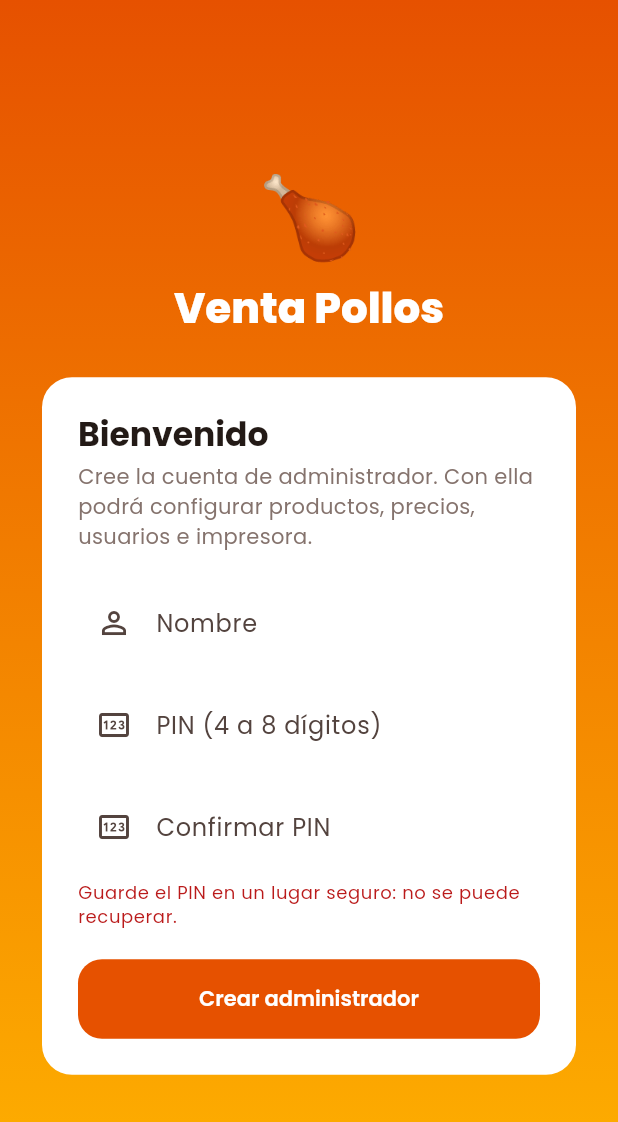
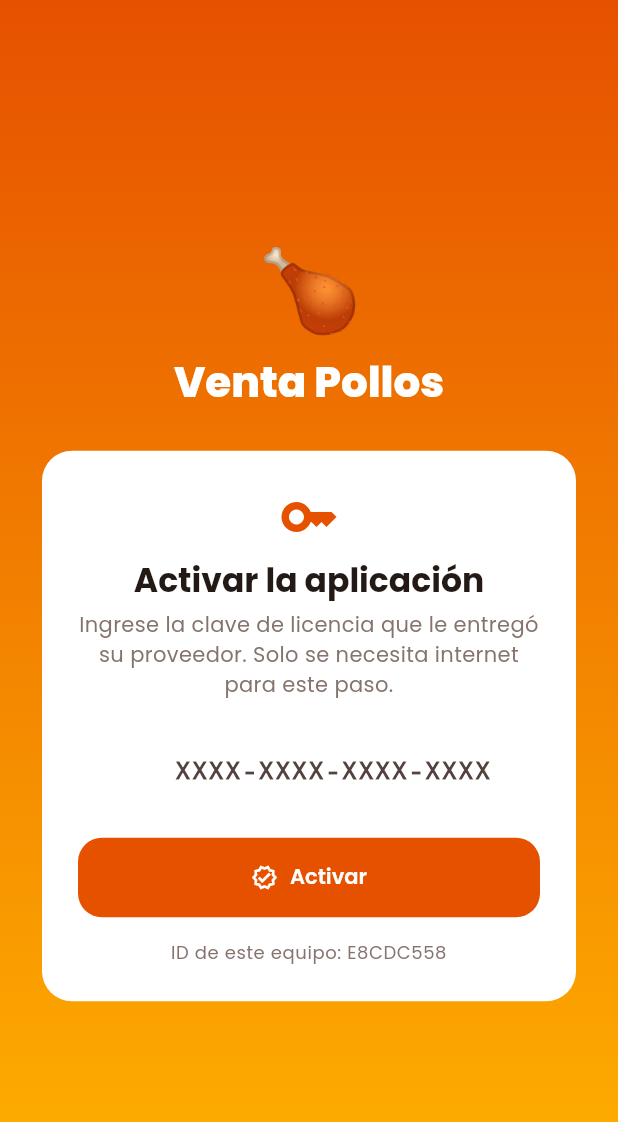
Before and after one commit to AngheloJM/VentaPollos, a Flutter app: the screen it shows after launch, on a phone screen of 412 x 824 dp. Shown: the top 1122 px of the screen. Run offline on Flutter 3.47's test engine with Material 3 defaults, Android fonts, the phone set to English and light mode, and no system bars; our stand-ins replace google_fonts, sqflite; missing offline and left inert: cryptography, esc_pos_utils_plus, print_bluetooth_thermal; accounts and stored records are empty.

Commit message:
Pedir licencia al iniciar y mostrar los días restantes de la beta

```diff
--- a/lib/main.dart
+++ b/lib/main.dart
@@ -11,7 +11,9 @@ import 'providers/auth_provider.dart';
 import 'providers/carrito_provider.dart';
 import 'providers/catalogo_provider.dart';
 import 'providers/impresora_provider.dart';
+import 'providers/licencia_provider.dart';
 import 'screens/auth/auth_gate.dart';
+import 'services/licencia/licencia_service.dart';
 
 Future<void> main() async {
   WidgetsFlutterBinding.ensureInitialized();
@@ -25,6 +27,10 @@ Future<void> main() async {
     MultiProvider(
       providers: [
         Provider.value(value: ventaRepo),
+        ChangeNotifierProvider(
+          create: (_) =>
+              LicenciaProvider(LicenciaService(configRepo))..cargar(),
+        ),
         ChangeNotifierProvider(
           create: (_) => AuthProvider(UsuarioRepository())..cargar(),
         ),
--- /dev/null
+++ b/lib/screens/auth/activacion_screen.dart
@@ -0,0 +1,151 @@
+import 'package:flutter/material.dart';
+import 'package:flutter/services.dart';
+import 'package:provider/provider.dart';
+
+import '../../providers/licencia_provider.dart';
+import '../../utils/formato.dart';
+import 'auth_gate.dart';
+
+/// Se muestra al primer inicio o cuando la licencia (beta) venció.
+class ActivacionScreen extends StatefulWidget {
+  const ActivacionScreen({super.key});
+
+  @override
+  State<ActivacionScreen> createState() => _ActivacionScreenState();
+}
+
+class _ActivacionScreenState extends State<ActivacionScreen> {
+  final _clave = TextEditingController();
+  late final Future<String> _idEquipo =
+      context.read<LicenciaProvider>().idEquipo();
+  bool _activando = false;
+  String? _error;
+
+  @override
+  void dispose() {
+    _clave.dispose();
+    super.dispose();
+  }
+
+  Future<void> _activar() async {
+    if (_clave.text.length != FormatoClave.largo) {
+      setState(() => _error = 'Complete la clave de licencia');
+      return;
+    }
+    setState(() {
+      _activando = true;
+      _error = null;
+    });
+    try {
+      await context.read<LicenciaProvider>().activar('VP-${_clave.text}');
+    } catch (e) {
+      if (mounted) setState(() => _error = '$e');
+    } finally {
+      if (mounted) setState(() => _activando = false);
+    }
+  }
+
+  @override
+  Widget build(BuildContext context) {
+    final tema = Theme.of(context);
+    final licencia = context.watch<LicenciaProvider>();
+    final expirada = licencia.estado == EstadoLicencia.expirada;
+
+    return FondoAcceso(
+      child: Column(
+        crossAxisAlignment: CrossAxisAlignment.stretch,
+        children: [
+          Icon(expirada ? Icons.lock_clock_outlined : Icons.key_outlined,
+              size: 40, color: tema.colorScheme.primary),
+          const SizedBox(height: 8),
+          Text(
+            expirada ? 'Su licencia venció' : 'Activar la aplicación',
+            textAlign: TextAlign.center,
+            style: tema.textTheme.titleLarge
+                ?.copyWith(fontWeight: FontWeight.w700),
+          ),
+          const SizedBox(height: 6),
+          Text(
+            expirada
+                ? 'La licencia ${licencia.licencia!.esBeta ? 'beta ' : ''}'
+                    'venció el ${fechaHora(licencia.licencia!.expira!.toLocal())}. '
+                    'Ingrese una licencia nueva para continuar; '
+                    'sus productos y ventas se conservan.'
+                : 'Ingrese la clave de licencia que le entregó su proveedor. '
+                    'Solo se necesita internet para este paso.',
+            textAlign: TextAlign.center,
+            style: tema.textTheme.bodyMedium
+                ?.copyWith(color: tema.colorScheme.outline),
+          ),
+          const SizedBox(height: 20),
+          TextField(
+            controller: _clave,
+            enabled: !_activando,
+            autocorrect: false,
+            enableSuggestions: false,
+            textCapitalization: TextCapitalization.characters,
+            inputFormatters: [FormatoClave()],
+            textAlign: TextAlign.center,
+            style: tema.textTheme.titleMedium?.copyWith(
+              fontFamily: 'monospace',
+              letterSpacing: 1.5,
+              fontWeight: FontWeight.w600,
+            ),
+            decoration: InputDecoration(
+              prefixText: 'VP-',
+              hintText: 'XXXX-XXXX-XXXX-XXXX',
+              errorText: _error,
+              errorMaxLines: 3,
+            ),
+            onSubmitted: (_) => _activar(),
+          ),
+          const SizedBox(height: 16),
+          FilledButton.icon(
+            onPressed: _activando ? null : _activar,
+            icon: _activando
+                ? const SizedBox(
+                    width: 18,
+                    height: 18,
+                    child: CircularProgressIndicator(
+                        strokeWidth: 2, color: Colors.white))
+                : const Icon(Icons.verified_outlined),
+            label: Text(_activando ? 'Activando…' : 'Activar'),
+          ),
+          const SizedBox(height: 16),
+          FutureBuilder<String>(
+            future: _idEquipo,
+            builder: (_, snap) => Text(
+              snap.hasData ? 'ID de este equipo: ${snap.data}' : '',
+              textAlign: TextAlign.center,
+              style: tema.textTheme.bodySmall
+                  ?.copyWith(color: tema.colorScheme.outline),
+            ),
+          ),
+        ],
+      ),
+    );
+  }
+}
+
+/// Da forma a los 16 caracteres de la clave: XXXX-XXXX-XXXX-XXXX.
+/// El prefijo "VP-" es fijo en el campo; si se pega la clave completa,
+/// se quita el "VP" inicial.
+class FormatoClave extends TextInputFormatter {
+  static const largo = 19;
+
+  @override
+  TextEditingValue formatEditUpdate(
+      TextEditingValue anterior, TextEditingValue nuevo) {
+    var crudo = nuevo.text.toUpperCase().replaceAll(RegExp(r'[^0-9A-Z]'), '');
+    if (crudo.length > 16 && crudo.startsWith('VP')) crudo = crudo.substring(2);
+    if (crudo.length > 16) crudo = crudo.substring(0, 16);
+    final texto = [
+      for (var i = 0; i < crudo.length; i += 4)
+        crudo.substring(i, i + 4 > crudo.length ? crudo.length : i + 4),
+    ].join('-');
+    return TextEditingValue(
+      text: texto,
+      selection: TextSelection.collapsed(offset: texto.length),
+    );
+  }
+}
--- a/lib/screens/auth/auth_gate.dart
+++ b/lib/screens/auth/auth_gate.dart
@@ -2,7 +2,9 @@ import 'package:flutter/material.dart';
 import 'package:provider/provider.dart';
 
 import '../../providers/auth_provider.dart';
+import '../../providers/licencia_provider.dart';
 import '../home_screen.dart';
+import 'activacion_screen.dart';
 import 'configuracion_inicial_screen.dart';
 import 'login_screen.dart';
 
@@ -12,10 +14,13 @@ class AuthGate extends StatelessWidget {
 
   @override
   Widget build(BuildContext context) {
+    final licencia = context.watch<LicenciaProvider>();
     final auth = context.watch<AuthProvider>();
-    if (auth.cargando) {
+    if (licencia.estado == EstadoLicencia.cargando || auth.cargando) {
       return const Scaffold(body: Center(child: CircularProgressIndicator()));
     }
+    // Sin licencia vigente no se puede usar la app (los datos se conservan).
+    if (!licencia.activa) return const ActivacionScreen();
     if (auth.requiereConfiguracion) return const ConfiguracionInicialScreen();
     final usuario = auth.actual;
     if (usuario == null) return const LoginScreen();
```
Also changed, not shown: lib/screens/venta_screen.dart (+35 -0 lines).
